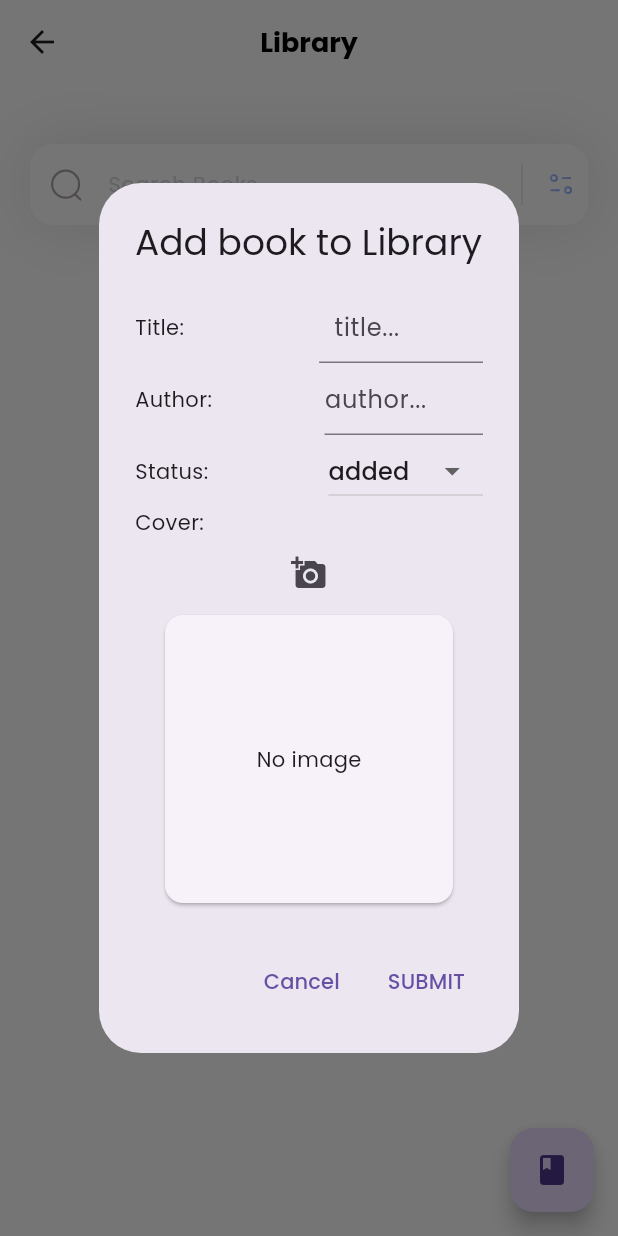
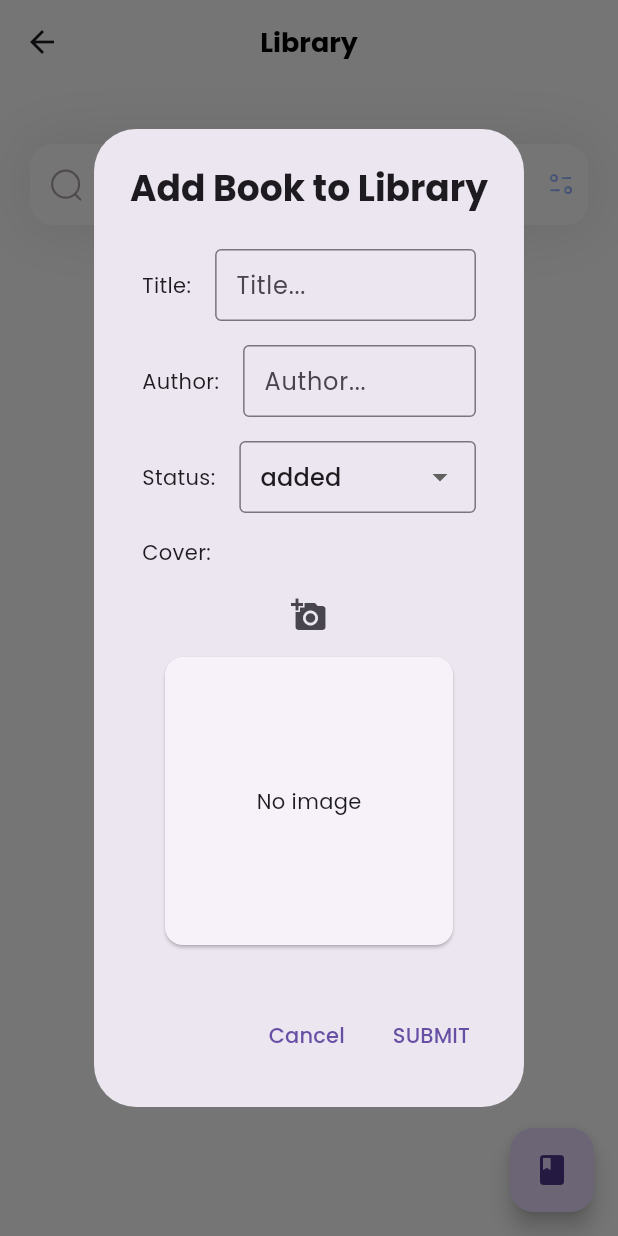
Before and after one commit to haugeSander/BookWorm, a Flutter app: the LibraryPage screen opened directly, after a tap on the "book" icon, on a phone screen of 412 x 824 dp. Run offline on Flutter 3.47's test engine with Material 3 defaults, Android fonts, the phone set to English and light mode, and no system bars; our stand-ins replace flutter_svg, image_picker, isar; accounts and stored records are empty; generated files the repository leaves out were written again.

Commit message:
Add: improved look in add book dialog

```diff
--- a/lib/screens/home.dart
+++ b/lib/screens/home.dart
@@ -106,7 +106,7 @@ class HomePage extends StatelessWidget {
           title: Center(
             child: Text(
               "Note for ${note.bookReference.value!.title}",
-              style: TextStyle(
+              style: const TextStyle(
                 fontSize: 20,
                 fontWeight: FontWeight.bold,
               ),
--- a/lib/screens/library.dart
+++ b/lib/screens/library.dart
@@ -88,59 +88,79 @@ class _LibraryPageState extends State<LibraryPage> {
       builder: (context) {
         return StatefulBuilder(builder: (context, setState) {
           return AlertDialog(
-            title: const Text('Add book to Library'),
+            title: const Text(
+              'Add Book to Library',
+              textAlign: TextAlign.center,
+              style: TextStyle(fontWeight: FontWeight.bold),
+            ),
             content: SingleChildScrollView(
+              child: Padding(
+                padding: const EdgeInsets.all(8.0),
                 child: Column(
                   mainAxisSize: MainAxisSize.min,
+                  crossAxisAlignment: CrossAxisAlignment.start,
                   children: [
                     Row(
-                    mainAxisAlignment: MainAxisAlignment.spaceEvenly,
                       children: [
                         const Text('Title:'),
-                      const SizedBox(
-                        width: 90.0,
-                      ),
+                        const SizedBox(width: 16.0),
                         Expanded(
                           child: TextField(
                             decoration: const InputDecoration(
-                              hintText: 'title...',
+                              hintText: 'Title...',
                               contentPadding: EdgeInsets.symmetric(
-                                  vertical: 10.0, horizontal: 10.0)),
+                                vertical: 10.0,
+                                horizontal: 10.0,
+                              ),
+                              border: OutlineInputBorder(),
+                            ),
                             controller: bookNameController,
                           ),
                         ),
                       ],
                     ),
+                    const SizedBox(height: 16.0),
                     Row(
-                    mainAxisAlignment: MainAxisAlignment.spaceEvenly,
                       children: [
                         const Text('Author:'),
-                      const SizedBox(
-                        width: 75.0,
-                      ),
+                        const SizedBox(width: 16.0),
                         Expanded(
                           child: TextField(
-                          decoration:
-                              const InputDecoration(hintText: 'author...'),
+                            decoration: const InputDecoration(
+                              hintText: 'Author...',
+                              contentPadding: EdgeInsets.symmetric(
+                                vertical: 10.0,
+                                horizontal: 10.0,
+                              ),
+                              border: OutlineInputBorder(),
+                            ),
                             controller: authorController,
                           ),
                         ),
                       ],
                     ),
+                    const SizedBox(height: 16.0),
                     Row(
-                    mainAxisAlignment: MainAxisAlignment.spaceEvenly,
                       children: [
                         const Text('Status:'),
-                      const SizedBox(
-                        width: 80.0,
+                        const SizedBox(width: 16.0),
+                        Expanded(
+                          child: DropdownButtonFormField<BookStatus>(
+                            value: _dropdownValue,
+                            decoration: const InputDecoration(
+                              contentPadding: EdgeInsets.symmetric(
+                                vertical: 10.0,
+                                horizontal: 10.0,
                               ),
-                      Expanded(
-                        child: DropdownButton(
-                          value: _dropdownValue,
-                          items: BookStatus.values.map((BookStatus item) {
+                              border: OutlineInputBorder(),
+                            ),
+                            items: BookStatus.values.map((BookStatus status) {
                               return DropdownMenuItem<BookStatus>(
-                                value: item,
-                                child: Text(item.toString().split(".")[1]));
+                                value: status,
+                                child: Text(
+                                  status.toString().split('.').last,
+                                ),
+                              );
                             }).toList(),
                             onChanged: (BookStatus? newValue) {
                               setState(() {
@@ -151,15 +171,14 @@ class _LibraryPageState extends State<LibraryPage> {
                         ),
                       ],
                     ),
-                  const Row(
-                    children: [Text('Cover:')],
-                  ),
+                    const SizedBox(height: 16.0),
+                    const Text('Cover:'),
+                    const SizedBox(height: 8.0),
                     Center(
                       child: IconButton(
                         icon: const Icon(Icons.add_a_photo),
                         onPressed: () async {
                           final returnedImage = await _pickImageFromGallery();
-
                           setState(() {
                             imageLoaded = returnedImage;
                           });
@@ -171,15 +190,18 @@ class _LibraryPageState extends State<LibraryPage> {
                           ? const SizedBox(
                               width: 200.0,
                               height: 200.0,
-                              child:
-                                  Card(child: Center(child: Text('No image'))),
+                              child: Card(
+                                child: Center(child: Text('No image')),
+                              ),
                             )
                           : Image.file(
                               File(imageLoaded!.path),
                               width: 200.0,
                               height: 200.0,
-                            ))
+                            ),
+                    ),
                   ],
+                ),
               ),
             ),
             actions: [
@@ -192,7 +214,7 @@ class _LibraryPageState extends State<LibraryPage> {
               TextButton(
                 child: const Text('SUBMIT'),
                 onPressed: () {
-                  if (bookNameController.text.isEmpty &&
+                  if (bookNameController.text.isEmpty ||
                       authorController.text.isEmpty) {
                     const message = SnackBar(
                       content: Text("Invalid title or author!"),
```
Lines whose indentation alone changed are shown as unchanged.
